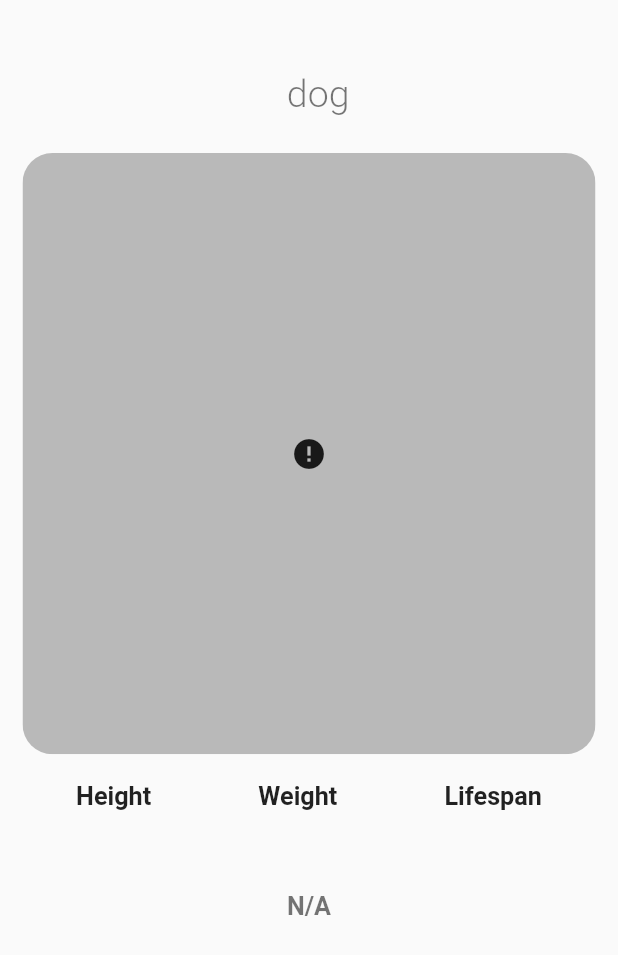
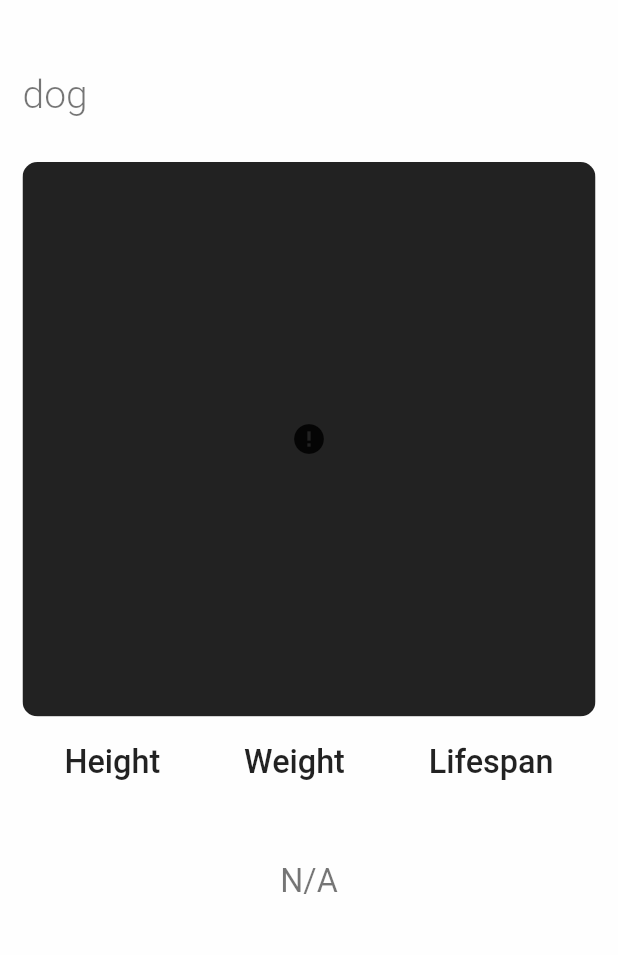
Before and after one commit to maria-robobug/breedy-app, a Flutter app: the DogCard widget shown alone on an empty page, opened directly with empty values, on a phone screen of 412 x 824 dp. Shown: the top 955 px of the screen. Run offline on Flutter 3.47's test engine with Material 2 defaults, Android fonts, the phone set to English and light mode, and no system bars; drawn by our look-alikes of cached_network_image; our stand-ins replace bloc, equatable, flutter_bloc, logger; network calls fail.

Commit message:
Changed look and feel to white and black

```diff
--- a/lib/constants.dart
+++ b/lib/constants.dart
@@ -2,14 +2,10 @@ import 'package:flutter/material.dart';
 import 'package:flutter/widgets.dart';
 
 class CustomTextStyle {
-  static final TextStyle title = TextStyle(
-    fontWeight: FontWeight.bold,
+  static final TextStyle appTitle = TextStyle(
+    fontWeight: FontWeight.w500,
+    fontSize: 15.0,
     color: Colors.black87,
-  );
-
-  static final TextStyle text = TextStyle(
-    fontWeight: FontWeight.bold,
-    color: Colors.black54,
   );
 
   static final TextStyle error = TextStyle(color: Colors.red);
@@ -22,17 +18,30 @@ class CustomTextStyle {
 
   static final TextStyle subHeading = TextStyle(
     fontWeight: FontWeight.w300,
-    fontSize: 25.0,
+    fontSize: 26.0,
     color: Colors.black54,
   );
 
   static final TextStyle bodyHeading = TextStyle(
-    fontWeight: FontWeight.bold,
+    fontWeight: FontWeight.w500,
+    fontSize: 18.0,
     color: Colors.black87,
   );
 
-  static final TextStyle bodyText = TextStyle(
-    fontWeight: FontWeight.bold,
+  static final TextStyle body = TextStyle(
+    fontWeight: FontWeight.w400,
+    fontSize: 15.0,
+    color: Colors.black54,
+  );
+
+  static final TextStyle generic = TextStyle(
+    fontWeight: FontWeight.w400,
+    fontSize: 18.0,
     color: Colors.black54,
   );
 }
+
+class CustomColour {
+  static final background = Colors.white70;
+  static final card = Colors.black87;
+}
--- a/lib/main.dart
+++ b/lib/main.dart
@@ -29,18 +29,14 @@ class App extends StatelessWidget {
   @override
   Widget build(BuildContext context) {
     return MaterialApp(
-      title: "Breedy",
       theme: ThemeData(brightness: Brightness.light),
       home: Scaffold(
         appBar: AppBar(
           centerTitle: true,
-          title: Text(
-            "Breedy",
-            textScaleFactor: 1.5,
-            style: CustomTextStyle.title,
-          ),
+          title: Text("Breedy",
+              textScaleFactor: 1.5, style: CustomTextStyle.appTitle),
           shadowColor: Colors.transparent,
-          backgroundColor: Colors.white10,
+          backgroundColor: CustomColour.background,
         ),
         body: DoggoScreen(animalRepository: animalRepository),
       ),
--- a/lib/widgets/components/dog_image.dart
+++ b/lib/widgets/components/dog_image.dart
@@ -21,8 +21,8 @@ class DogImage extends StatelessWidget {
     return SizedBox(
       child: Container(
         alignment: Alignment.center,
-        width: SizeConfig.blockSizeVertical * 90,
-        height: SizeConfig.blockSizeHorizontal * 90,
+        width: SizeConfig.blockSizeVertical * 50,
+        height: SizeConfig.blockSizeHorizontal * 80,
         child: (imageWidget),
       ),
     );
--- a/lib/widgets/components/dog_info_section.dart
+++ b/lib/widgets/components/dog_info_section.dart
@@ -23,7 +23,7 @@ class DogInfoSection extends StatelessWidget {
             ),
             Text(detail,
                 textAlign: TextAlign.center,
-                style: CustomTextStyle.bodyText,
+                style: CustomTextStyle.body,
                 textScaleFactor: SCALE_FACTOR),
           ],
         ),
--- a/lib/widgets/components/dog_summary.dart
+++ b/lib/widgets/components/dog_summary.dart
@@ -18,11 +18,11 @@ class DogSummary extends StatelessWidget {
               ? Text("N/A",
                   textAlign: TextAlign.center,
                   textScaleFactor: SCALE_FACTOR,
-                  style: CustomTextStyle.text)
+                  style: CustomTextStyle.generic)
               : Text(temperament,
                   textAlign: TextAlign.center,
                   textScaleFactor: SCALE_FACTOR,
-                  style: CustomTextStyle.text),
+                  style: CustomTextStyle.generic),
         ],
       ),
     );
--- a/lib/widgets/components/dog_title.dart
+++ b/lib/widgets/components/dog_title.dart
@@ -9,14 +9,20 @@ class DogTitle extends StatelessWidget {
   @override
   Widget build(BuildContext context) {
     return Container(
-      padding: EdgeInsets.only(bottom: 25.0),
-      child: Column(children: <Widget>[
-        Text(name, style: CustomTextStyle.heading),
+      // padding: EdgeInsets.only(bottom: 20.0),
+      child: ListView(shrinkWrap: true, children: <Widget>[
+        Text(
+          name,
+          style: CustomTextStyle.heading,
+          textAlign: TextAlign.left,
+          textDirection: TextDirection.ltr,
+        ),
         origin != null
             ? Text(
                 " " + origin + " dog",
                 style: CustomTextStyle.subHeading,
-                textAlign: TextAlign.center,
+                textAlign: TextAlign.left,
+                textDirection: TextDirection.rtl,
               )
             : Text(""),
       ]),
--- a/lib/widgets/containers/dog_card.dart
+++ b/lib/widgets/containers/dog_card.dart
@@ -1,3 +1,4 @@
+import 'package:breedy/constants.dart';
 import 'package:breedy/models/doggo.dart';
 import 'package:breedy/widgets/components/dog_image.dart';
 import 'package:breedy/widgets/components/dog_info.dart';
@@ -13,14 +14,19 @@ class DogCard extends StatelessWidget {
   Widget build(BuildContext context) {
     return Container(
       padding: EdgeInsets.all(15),
+      color: CustomColour.background,
       child: ListView(
         children: [
-          DogTitle(name: doggo.name, origin: doggo.breedGroup),
+          Container(
+            alignment: Alignment.topLeft,
+            padding: EdgeInsets.only(bottom: 30.0),
+            child: DogTitle(name: doggo.name, origin: doggo.breedGroup),
+          ),
           ClipRRect(
-            borderRadius: BorderRadius.circular(20.0),
+            borderRadius: BorderRadius.circular(10.0),
             child: Container(
-              padding: EdgeInsets.all(15),
-              color: Colors.black26,
+              padding: EdgeInsets.all(20),
+              color: CustomColour.card,
               child: DogImage(
                 imageUrl: doggo.imageUrl,
                 imageHeight: doggo.imageHeight,
--- a/lib/widgets/doggo_screen.dart
+++ b/lib/widgets/doggo_screen.dart
@@ -34,8 +34,6 @@ class _DoggoScreenState extends State<DoggoScreen> {
   Widget build(BuildContext context) {
     return Scaffold(
       body: Container(
-        alignment: Alignment.topCenter,
-        color: Colors.white10,
         child: BlocListener<DoggoBloc, DoggoState>(
           cubit: _doggoBloc,
           listener: (context, state) {
```
Also changed, not shown: flutter_01.png (added), 2 other files.
